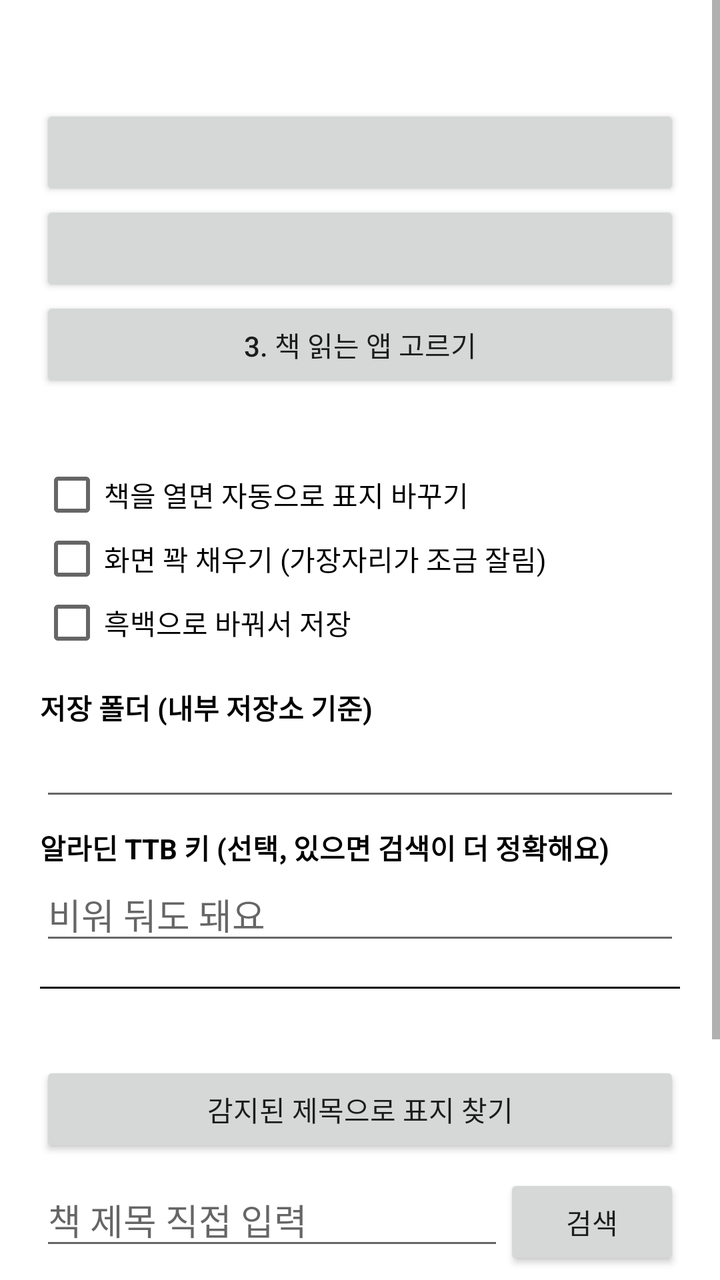
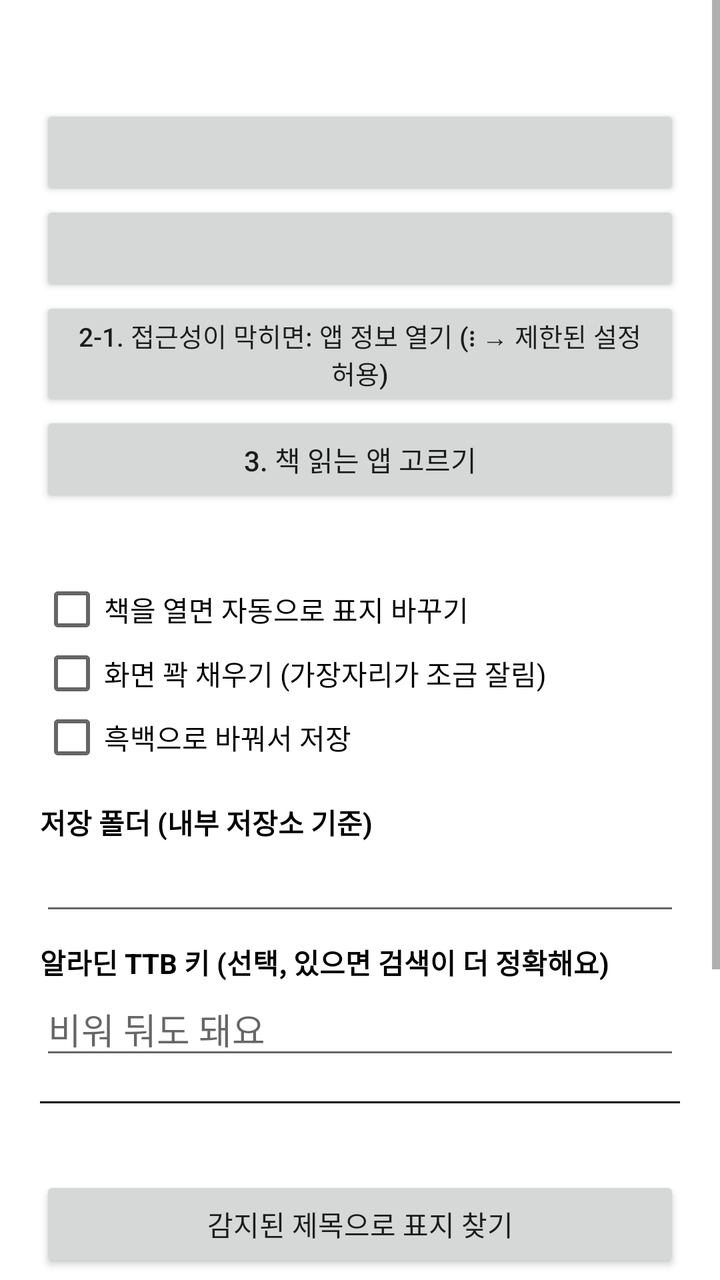

An Android layout rendered at two revisions. The XML below is the earlier revision; the diff shows what the commit changed to produce the second picture.
<!-- AndroidManifest.xml: application theme android:Theme.Material.Light.DarkActionBar -->
<!-- res/layout/activity_main.xml -->
<?xml version="1.0" encoding="utf-8"?>
<ScrollView xmlns:android="http://schemas.android.com/apk/res/android"
    android:layout_width="match_parent"
    android:layout_height="match_parent"
    android:background="#FFFFFF"
    android:fitsSystemWindows="true">

    <LinearLayout
        android:layout_width="match_parent"
        android:layout_height="wrap_content"
        android:orientation="vertical"
        android:padding="20dp">

        <TextView
            android:id="@+id/status"
            android:layout_width="match_parent"
            android:layout_height="wrap_content"
            android:textColor="#000000"
            android:textSize="15sp" />

        <Button
            android:id="@+id/btnStorage"
            android:layout_width="match_parent"
            android:layout_height="wrap_content"
            android:layout_marginTop="12dp" />

        <Button
            android:id="@+id/btnA11y"
            android:layout_width="match_parent"
            android:layout_height="wrap_content" />

        <Button
            android:id="@+id/btnReaders"
            android:layout_width="match_parent"
            android:layout_height="wrap_content"
            android:text="3. 책 읽는 앱 고르기" />

        <TextView
            android:id="@+id/readersText"
            android:layout_width="match_parent"
            android:layout_height="wrap_content"
            android:textColor="#333333"
            android:textSize="14sp" />

        <CheckBox
            android:id="@+id/chkAuto"
            android:layout_width="match_parent"
            android:layout_height="wrap_content"
            android:layout_marginTop="16dp"
            android:text="책을 열면 자동으로 표지 바꾸기" />

        <CheckBox
            android:id="@+id/chkFill"
            android:layout_width="match_parent"
            android:layout_height="wrap_content"
            android:text="화면 꽉 채우기 (가장자리가 조금 잘림)" />

        <CheckBox
            android:id="@+id/chkGray"
            android:layout_width="match_parent"
            android:layout_height="wrap_content"
            android:text="흑백으로 바꿔서 저장" />

        <TextView
            android:layout_width="match_parent"
            android:layout_height="wrap_content"
            android:layout_marginTop="16dp"
            android:text="저장 폴더 (내부 저장소 기준)"
            android:textColor="#000000"
            android:textStyle="bold" />

        <EditText
            android:id="@+id/editFolder"
            android:layout_width="match_parent"
            android:layout_height="wrap_content"
            android:inputType="text"
            android:singleLine="true" />

        <TextView
            android:layout_width="match_parent"
            android:layout_height="wrap_content"
            android:layout_marginTop="8dp"
            android:text="알라딘 TTB 키 (선택, 있으면 검색이 더 정확해요)"
            android:textColor="#000000"
            android:textStyle="bold" />

        <EditText
            android:id="@+id/editKey"
            android:layout_width="match_parent"
            android:layout_height="wrap_content"
            android:hint="비워 둬도 돼요"
            android:inputType="text"
            android:singleLine="true" />

        <View
            android:layout_width="match_parent"
            android:layout_height="1dp"
            android:layout_marginTop="16dp"
            android:layout_marginBottom="16dp"
            android:background="#000000" />

        <TextView
            android:id="@+id/detectedText"
            android:layout_width="match_parent"
            android:layout_height="wrap_content"
            android:textColor="#000000"
            android:textSize="15sp" />

        <Button
            android:id="@+id/btnUseDetected"
            android:layout_width="match_parent"
            android:layout_height="wrap_content"
            android:text="감지된 제목으로 표지 찾기" />

        <LinearLayout
            android:layout_width="match_parent"
            android:layout_height="wrap_content"
            android:layout_marginTop="8dp"
            android:orientation="horizontal">

            <EditText
                android:id="@+id/editQuery"
                android:layout_width="0dp"
                android:layout_height="wrap_content"
                android:layout_weight="1"
                android:hint="책 제목 직접 입력"
                android:imeOptions="actionSearch"
                android:inputType="text"
                android:singleLine="true" />

            <Button
                android:id="@+id/btnSearch"
                android:layout_width="wrap_content"
                android:layout_height="wrap_content"
                android:text="검색" />
        </LinearLayout>

        <TextView
            android:id="@+id/searchStatus"
            android:layout_width="match_parent"
            android:layout_height="wrap_content"
            android:textColor="#000000" />

        <LinearLayout
            android:id="@+id/results"
            android:layout_width="match_parent"
            android:layout_height="wrap_content"
            android:orientation="vertical" />

        <TextView
            android:layout_width="match_parent"
            android:layout_height="wrap_content"
            android:layout_marginTop="20dp"
            android:text="지금 슬립 이미지"
            android:textColor="#000000"
            android:textStyle="bold" />

        <TextView
            android:id="@+id/pathText"
            android:layout_width="match_parent"
            android:layout_height="wrap_content"
            android:textColor="#333333"
            android:textSize="13sp" />

        <Button
            android:id="@+id/btnClearCache"
            android:layout_width="match_parent"
            android:layout_height="wrap_content"
            android:text="보관된 표지 모두 지우기 (잘못 저장된 표지 정리)" />

        <ImageView
            android:id="@+id/preview"
            android:layout_width="match_parent"
            android:layout_height="wrap_content"
            android:layout_marginTop="8dp"
            android:adjustViewBounds="true"
            android:maxHeight="420dp"
            android:scaleType="fitCenter" />
    </LinearLayout>
</ScrollView>
<!-- resources referenced by this layout -->
<resources>

</resources>

<!-- the commit's change to res/layout/activity_main.xml (unified diff, before → after) -->
@@ -28,6 +28,13 @@
             android:id="@+id/btnA11y"
             android:layout_width="match_parent"
             android:layout_height="wrap_content" />
+
+        <Button
+            android:id="@+id/btnAppInfo"
+            android:layout_width="match_parent"
+            android:layout_height="wrap_content"
+            android:text="2-1. 접근성이 막히면: 앱 정보 열기 (⋮ → 제한된 설정 허용)"
+            android:textSize="13sp" />
 
         <Button
             android:id="@+id/btnReaders"
